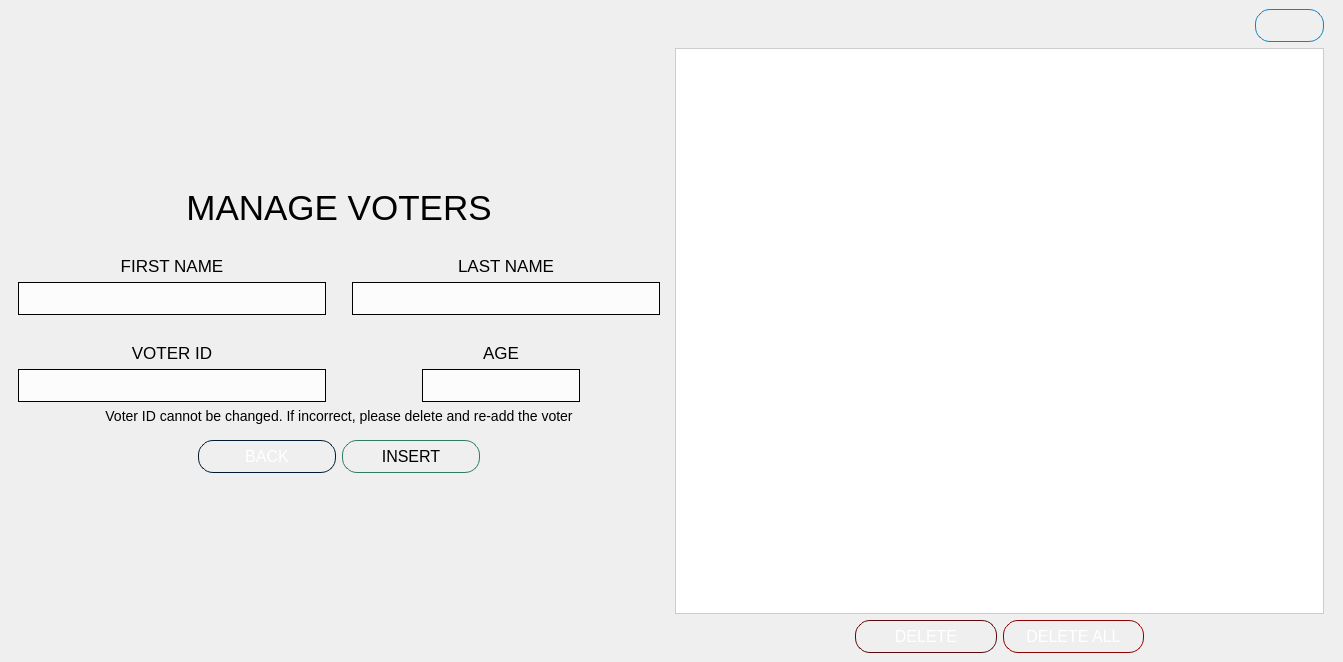
Before: the Qt Designer form VVM/votermanagement.ui in GuisadongManok/PolliTech-VVM, drawn with Qt 5.
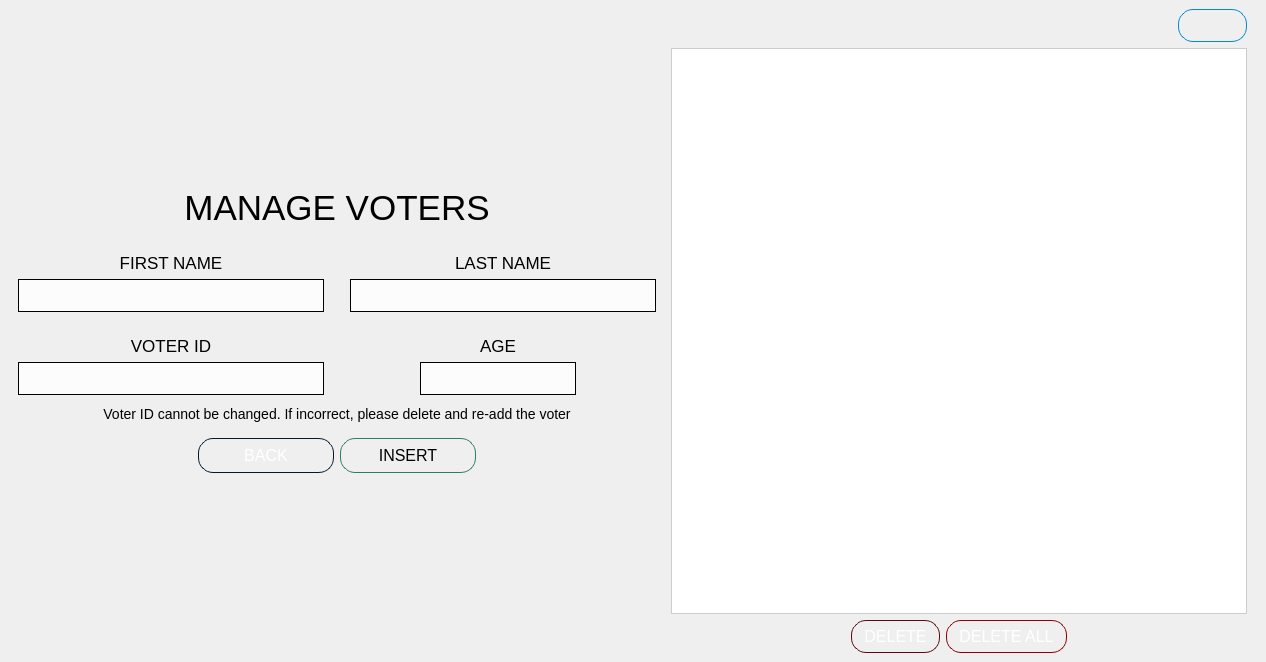
After: the same form once the commit is applied. Icons and pictures are not drawn.

What changed in the file:
```diff
--- a/VVM/votermanagement.ui
+++ b/VVM/votermanagement.ui
@@ -6,7 +6,7 @@
    <rect>
     <x>0</x>
     <y>0</y>
-    <width>1343</width>
+    <width>1250</width>
     <height>662</height>
    </rect>
   </property>
@@ -324,6 +324,9 @@
          </item>
          <item>
           <layout class="QVBoxLayout" name="verticalLayout_5">
+           <property name="topMargin">
+            <number>5</number>
+           </property>
            <item>
             <widget class="QLabel" name="label_6">
              <property name="sizePolicy">
@@ -365,8 +368,8 @@
               <widget class="QPushButton" name="pushButton_back">
                <property name="minimumSize">
                 <size>
-                 <width>125</width>
-                 <height>31</height>
+                 <width>136</width>
+                 <height>35</height>
                 </size>
                </property>
                <property name="cursor">
@@ -420,8 +423,8 @@
               <widget class="QPushButton" name="pushButton_insert">
                <property name="minimumSize">
                 <size>
-                 <width>125</width>
-                 <height>31</height>
+                 <width>136</width>
+                 <height>35</height>
                 </size>
                </property>
                <property name="cursor">
@@ -561,7 +564,7 @@
         <item>
          <widget class="QTableWidget" name="Voter_table">
           <property name="sizePolicy">
-           <sizepolicy hsizetype="Expanding" vsizetype="Expanding">
+           <sizepolicy hsizetype="Ignored" vsizetype="Expanding">
             <horstretch>0</horstretch>
             <verstretch>0</verstretch>
            </sizepolicy>
```
Left out of the diff: 9 changed lines with no effect on the pictures.
